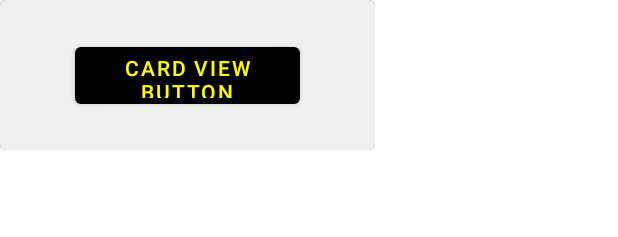
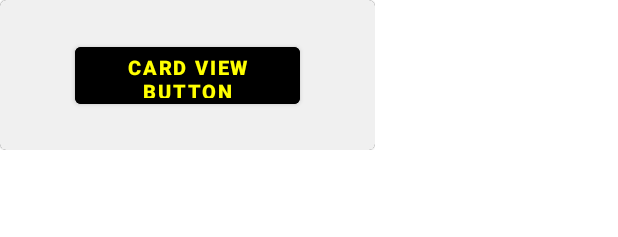
Before and after one commit to P0Q0/PQ, an Android app: the layout card_item.xml on its own in the app's theme, with its tools: preview values and no code run, on a phone screen of 412 x 824 dp. Shown: the top 237 px of the screen. Run offline under Robolectric (Android 15) with nearby library versions, the phone set to English and light mode, and no system bars.

Commit message:
cleaned log msgs. added ui btn to a3. sanity check app, checkpoint checking in

```diff
--- a/a_0/src/main/java/pkg/what/a_0/ViewA0.kt
+++ b/a_0/src/main/java/pkg/what/a_0/ViewA0.kt
@@ -19,7 +19,7 @@ class ViewA0 : AppCompatActivity() {
             ,Snackbar.LENGTH_SHORT)
             .setTextColor(getColor(R.color.colorLight))
             .setAction(getString(R.string.sb_dismiss))
-            { Log.d(LOG_DEBUG_TAG,"$localClassName , Snackbar, lambda onClick(...).") }
+            { Log.d(LOG_DEBUG_TAG,"$localClassName , ${resources.getString(R.string.sb_on_click)}") }
             .show()
         setListeners()
     }
--- a/a_1/src/main/java/pkg/what/a_1/ViewA1.kt
+++ b/a_1/src/main/java/pkg/what/a_1/ViewA1.kt
@@ -33,7 +33,7 @@ class ViewA1 : AppCompatActivity() {
             ,Snackbar.LENGTH_SHORT)
             .setTextColor(getColor(R.color.colorLight))
             .setAction(getString(R.string.sb_dismiss))
-            { Log.d(LOG_DEBUG_TAG,"$localClassName , Snackbar, lambda onClick(...).") }
+            { Log.d(LOG_DEBUG_TAG,"$localClassName , ${resources.getString(R.string.sb_on_click)}") }
             .show()
         setListeners()
     }
--- a/a_2/src/main/java/pkg/what/a_2/ViewA2.kt
+++ b/a_2/src/main/java/pkg/what/a_2/ViewA2.kt
@@ -32,7 +32,7 @@ class ViewA2 : AppCompatActivity() {
         this.permissions[PERMISSION_EXTERNAL_STORAGE_READ] = read
         this.permissions[PERMISSION_EXTERNAL_STORAGE_WRITE] = write
         snack(R.string.purpose_a2
-            ,"$localClassName , Snackbar, lambda onClick(...).")
+            ,"$localClassName , ${resources.getString(R.string.sb_on_click)}")
         setUiData()
         setListeners()
     }
--- a/a_3/src/main/java/pkg/what/a_3/ViewA3.kt
+++ b/a_3/src/main/java/pkg/what/a_3/ViewA3.kt
@@ -19,7 +19,7 @@ class ViewA3 : AppCompatActivity() {
             ,Snackbar.LENGTH_SHORT)
             .setTextColor(getColor(R.color.colorLight))
             .setAction(getString(R.string.sb_dismiss))
-            { Log.d(LOG_DEBUG_TAG,"$localClassName , Snackbar, lambda onClick(...).") }
+            { Log.d(LOG_DEBUG_TAG,"$localClassName , ${resources.getString(R.string.sb_on_click)}") }
             .show()
         setListeners()
     }
--- a/a_4/src/main/java/pkg/what/a_4/ViewA4.kt
+++ b/a_4/src/main/java/pkg/what/a_4/ViewA4.kt
@@ -19,7 +19,7 @@ class ViewA4 : AppCompatActivity() {
             ,Snackbar.LENGTH_SHORT)
             .setTextColor(getColor(R.color.colorLight))
             .setAction(getString(R.string.sb_dismiss))
-            { Log.d(LOG_DEBUG_TAG,"$localClassName , Snackbar, lambda onClick(...).") }
+            { Log.d(LOG_DEBUG_TAG,"$localClassName , ${resources.getString(R.string.sb_on_click)}") }
             .show()
         setListeners()
     }
--- a/a_5/src/main/java/pkg/what/a_5/ViewA5.kt
+++ b/a_5/src/main/java/pkg/what/a_5/ViewA5.kt
@@ -21,7 +21,7 @@ class ViewA5 : AppCompatActivity() {
             ,Snackbar.LENGTH_SHORT)
             .setTextColor(getColor(R.color.colorLight))
             .setAction(getString(R.string.sb_dismiss))
-            { Log.d(LOG_DEBUG_TAG,"$localClassName , Snackbar, lambda onClick(...).") }
+            { Log.d(LOG_DEBUG_TAG,"$localClassName , ${resources.getString(R.string.sb_on_click)}") }
             .show()
         setupData()
         setupUi()
--- a/a_6/src/main/java/pkg/what/a_6/ViewA6.kt
+++ b/a_6/src/main/java/pkg/what/a_6/ViewA6.kt
@@ -19,7 +19,7 @@ class ViewA6 : AppCompatActivity() {
             ,Snackbar.LENGTH_SHORT)
             .setTextColor(getColor(R.color.colorLight))
             .setAction(getString(R.string.sb_dismiss))
-            { Log.d(LOG_DEBUG_TAG,"$localClassName , Snackbar, lambda onClick(...).") }
+            { Log.d(LOG_DEBUG_TAG,"$localClassName , ${resources.getString(R.string.sb_on_click)}") }
             .show()
         setListeners()
     }
--- a/app/src/main/res/layout/card_item.xml
+++ b/app/src/main/res/layout/card_item.xml
@@ -22,13 +22,18 @@
                 android:layout_width="150dp"
                 android:layout_height="50dp"
                 android:text="@string/card_item_button"
+                android:textSize="13sp"
+                android:textStyle="bold"
                 android:textColor="@color/colorYellow"
                 app:rippleColor="@color/colorLight"
                 app:backgroundTint="@color/colorDark"
+                android:backgroundTint="@color/colorDark"
                 app:layout_constraintTop_toTopOf="@id/card_gl50_h"
                 app:layout_constraintBottom_toBottomOf="@id/card_gl50_h"
                 app:layout_constraintStart_toStartOf="@+id/card_gl25_v"
-                app:layout_constraintEnd_toEndOf="@id/card_gl75_v"/>
+                app:layout_constraintEnd_toEndOf="@id/card_gl75_v"
+                android:elevation="7dp"
+                app:elevation="7dp"/>
             <androidx.constraintlayout.widget.Guideline
                 android:id="@+id/card_gl25_v"
                 android:layout_width="0dp"
--- a/app/src/main/res/values/strings.xml
+++ b/app/src/main/res/values/strings.xml
@@ -57,6 +57,7 @@
     <string name="select_failure">Invoking: Failure</string>
     <!-- ui action strings for snackbar -->
     <string name="sb_dismiss">DISMISS</string>
+    <string name="sb_on_click">Snackbar, lambda onClick(…).</string>
     <string name="sb_permission_storage_read_required">Permission is required to Read from Storage</string>
     <string name="sb_permission_storage_write_required">Permission is required to Write from Storage</string>
     <string name="sb_permission_read_has_been_granted">READ PERMISSION HAS ALREADY BEEN GRANTED</string>
@@ -76,6 +77,8 @@
     <string name="purpose_a6">Purpose: ui notifications </string>
     <!-- ui card view item-->
     <string name="card_item_button">card view button</string>
+    <!-- ui google sign in -->
+    <string name="sign_in_to_google">Sign In to Google</string>
     <!--data string tools -->
     <string name="is_empty">""</string>
 </resources>
```
Also changed, not shown: app/src/main/res/layout/layout_a3.xml (+15 -0 lines).
